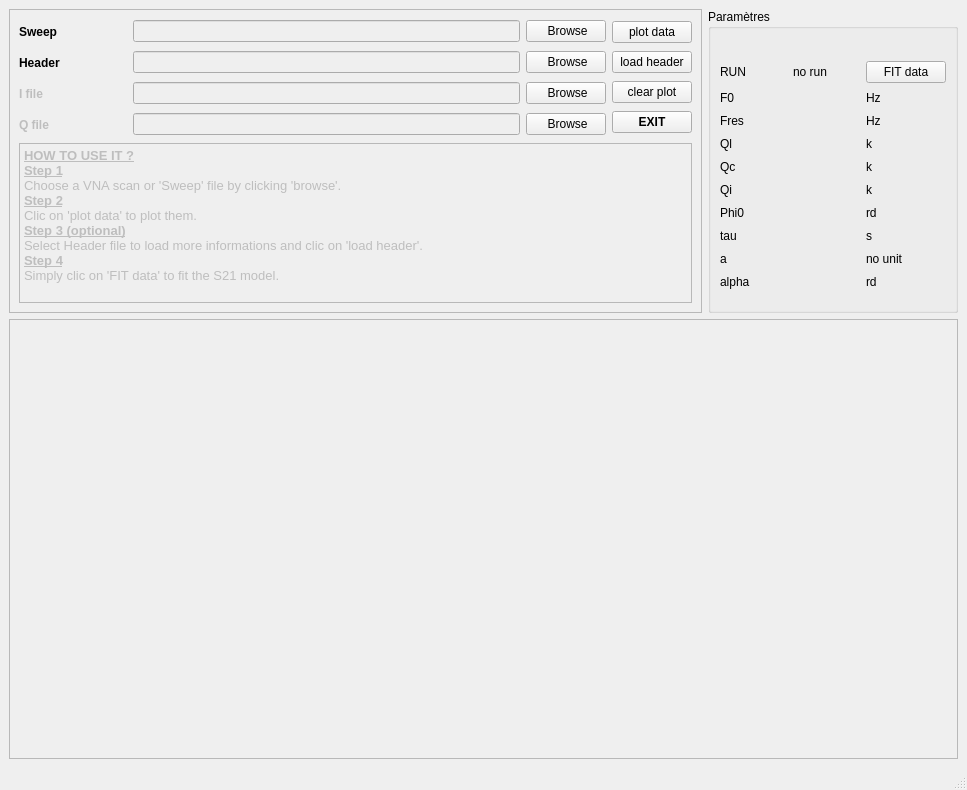
Qt form src/main/resources/base/qt_designer.ui (j-colas/vna_viewer_for_KIDs) before a commit.
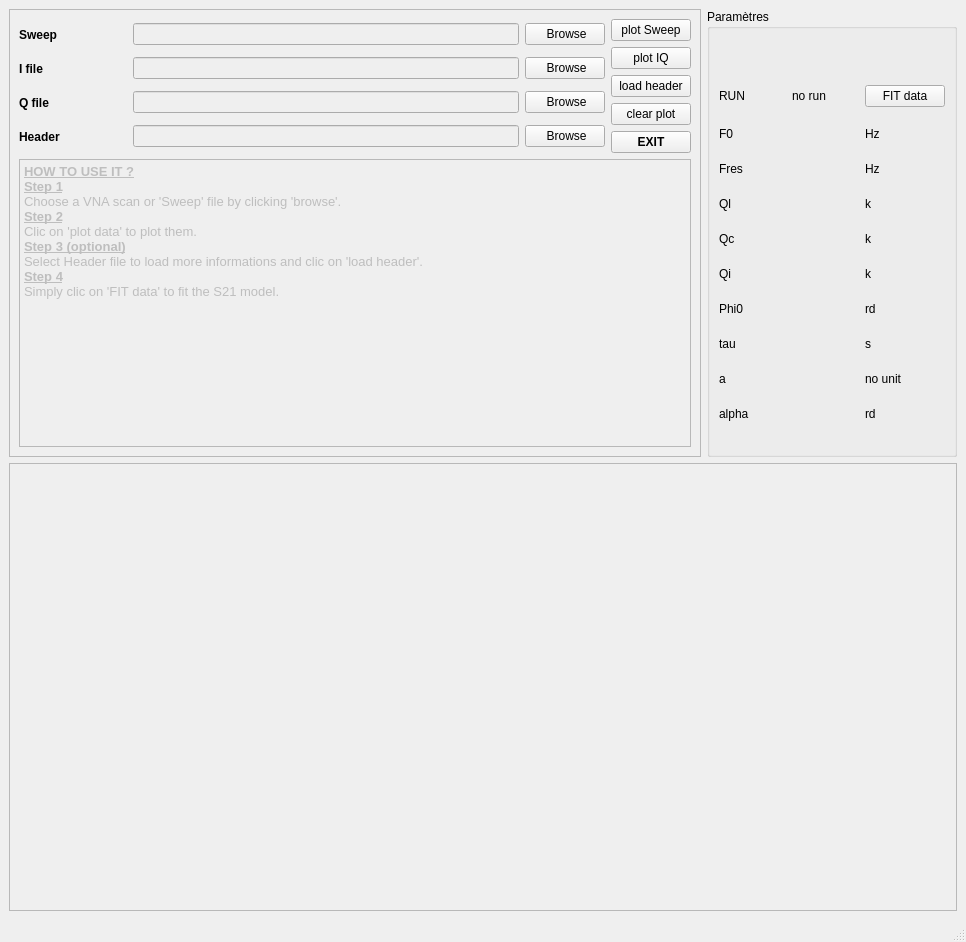
The same form after that commit. Custom widgets are drawn as their Qt base class.

What changed in the file:
```diff
--- a/src/main/resources/base/qt_designer.ui
+++ b/src/main/resources/base/qt_designer.ui
@@ -6,8 +6,8 @@
    <rect>
     <x>0</x>
     <y>0</y>
-    <width>967</width>
-    <height>776</height>
+    <width>966</width>
+    <height>942</height>
    </rect>
   </property>
   <property name="windowTitle">
@@ -632,19 +632,6 @@
         <enum>QFrame::Raised</enum>
        </property>
        <layout class="QGridLayout" name="gridLayout">
-        <item row="1" column="0">
-         <spacer name="verticalSpacer">
-          <property name="orientation">
-           <enum>Qt::Vertical</enum>
-          </property>
-          <property name="sizeHint" stdset="0">
-           <size>
-            <width>20</width>
-            <height>40</height>
-           </size>
-          </property>
-         </spacer>
-        </item>
         <item row="0" column="0">
          <layout class="QVBoxLayout" name="verticalLayout_2">
           <item>
@@ -696,55 +683,9 @@
           <item>
            <layout class="QHBoxLayout" name="horizontalLayout_2">
             <item>
-             <widget class="QLabel" name="label_header">
-              <property name="minimumSize">
-               <size>
-                <width>108</width>
-                <height>25</height>
-               </size>
-              </property>
-              <property name="maximumSize">
-               <size>
-                <width>108</width>
-                <height>25</height>
-               </size>
-              </property>
-              <property name="font">
-               <font>
-                <weight>75</weight>
-                <bold>true</bold>
-               </font>
-              </property>
-              <property name="text">
-               <string>Header</string>
-              </property>
-             </widget>
-            </item>
-            <item>
-             <widget class="QLineEdit" name="fnameHead">
-              <property name="enabled">
-               <bool>false</bool>
-              </property>
-              <property name="text">
-               <string/>
-              </property>
-             </widget>
-            </item>
-            <item>
-             <widget class="QPushButton" name="browseHead">
-              <property name="text">
-               <string> Browse</string>
-              </property>
-             </widget>
-            </item>
-           </layout>
-          </item>
-          <item>
-           <layout class="QHBoxLayout" name="horizontalLayout_3">
-            <item>
              <widget class="QLabel" name="label_I">
               <property name="enabled">
-               <bool>false</bool>
+               <bool>true</bool>
               </property>
               <property name="minimumSize">
                <size>
@@ -786,11 +727,11 @@
            </layout>
           </item>
           <item>
-           <layout class="QHBoxLayout" name="horizontalLayout_4">
+           <layout class="QHBoxLayout" name="horizontalLayout_3">
             <item>
              <widget class="QLabel" name="label_Q">
               <property name="enabled">
-               <bool>false</bool>
+               <bool>true</bool>
               </property>
               <property name="minimumSize">
                <size>
@@ -831,6 +772,52 @@
             </item>
            </layout>
           </item>
+          <item>
+           <layout class="QHBoxLayout" name="horizontalLayout_4">
+            <item>
+             <widget class="QLabel" name="label_header">
+              <property name="minimumSize">
+               <size>
+                <width>108</width>
+                <height>25</height>
+               </size>
+              </property>
+              <property name="maximumSize">
+               <size>
+                <width>108</width>
+                <height>25</height>
+               </size>
+              </property>
+              <property name="font">
+               <font>
+                <weight>75</weight>
+                <bold>true</bold>
+               </font>
+              </property>
+              <property name="text">
+               <string>Header</string>
+              </property>
+             </widget>
+            </item>
+            <item>
+             <widget class="QLineEdit" name="fnameHead">
+              <property name="enabled">
+               <bool>false</bool>
+              </property>
+              <property name="text">
+               <string/>
+              </property>
+             </widget>
+            </item>
+            <item>
+             <widget class="QPushButton" name="browseHead">
+              <property name="text">
+               <string> Browse</string>
+              </property>
+             </widget>
+            </item>
+           </layout>
+          </item>
          </layout>
         </item>
         <item row="0" column="1">
@@ -845,18 +832,18 @@
           <item row="0" column="0">
            <widget class="QPushButton" name="pushButton_generate_random_signal">
             <property name="text">
-             <string>plot data</string>
+             <string>plot Sweep</string>
             </property>
            </widget>
           </item>
-          <item row="3" column="0">
+          <item row="4" column="0">
            <widget class="QPushButton" name="clearButton">
             <property name="text">
              <string>clear plot</string>
             </property>
            </widget>
           </item>
-          <item row="4" column="0">
+          <item row="5" column="0">
            <widget class="QPushButton" name="exit_button">
             <property name="minimumSize">
              <size>
@@ -875,6 +862,13 @@
             </property>
            </widget>
           </item>
+          <item row="1" column="0">
+           <widget class="QPushButton" name="IQButton">
+            <property name="text">
+             <string>plot IQ</string>
+            </property>
+           </widget>
+          </item>
          </layout>
         </item>
         <item row="2" column="0" colspan="2">
```
Left out of the diff: 628 changed lines with no effect on the pictures.
